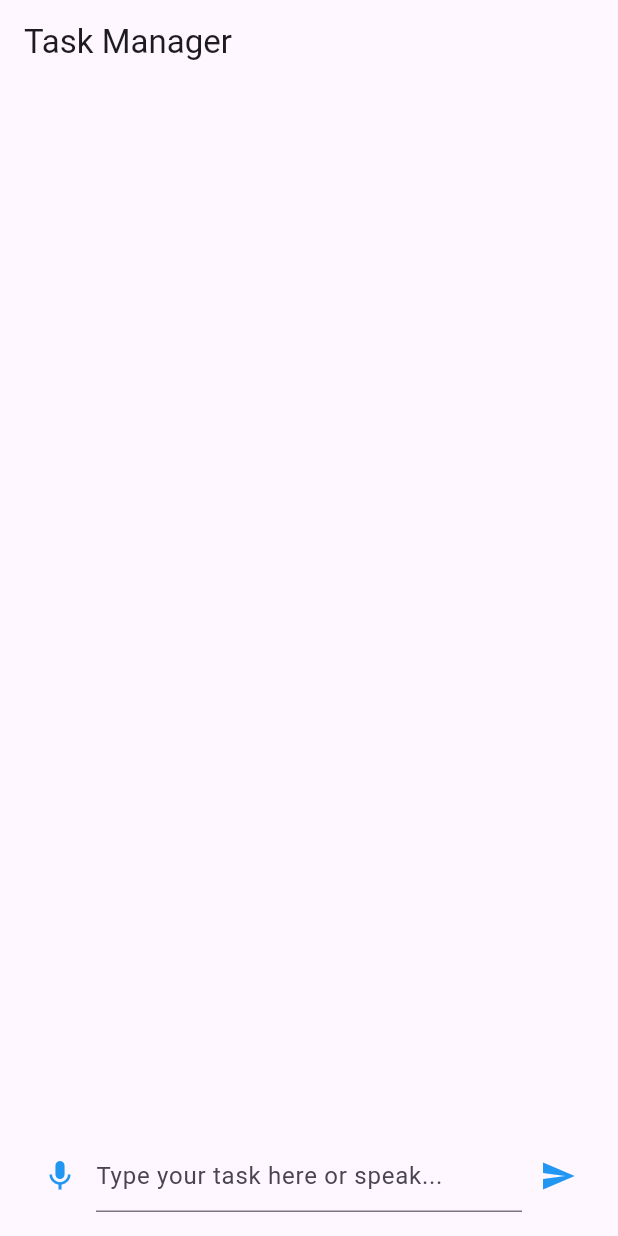
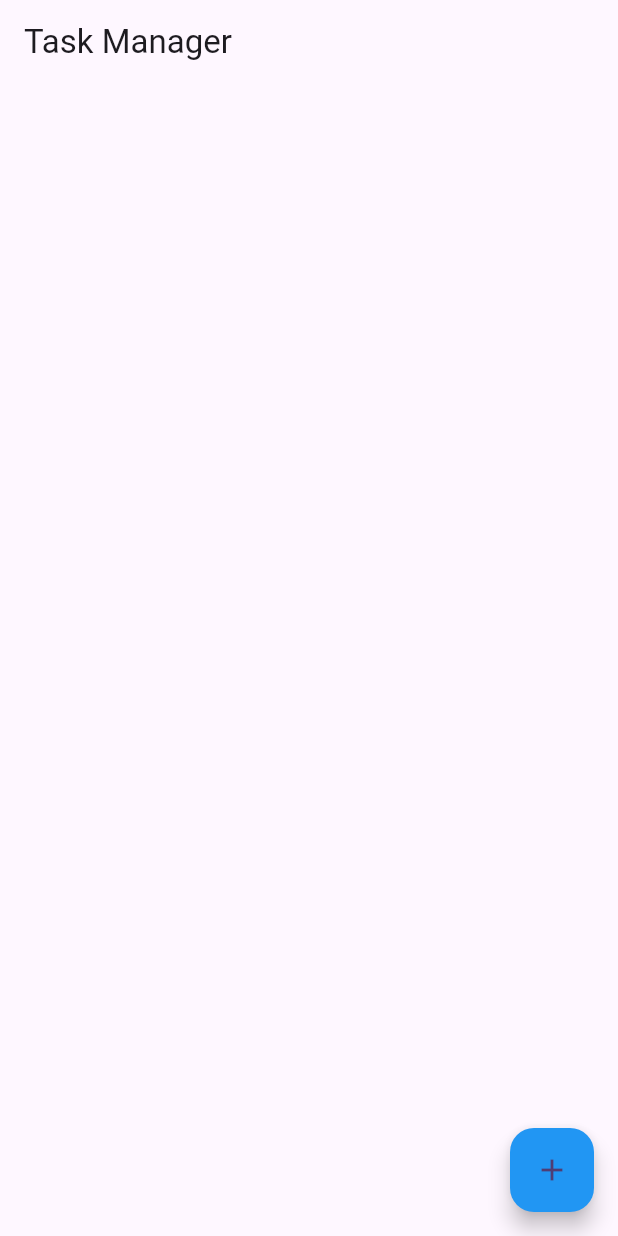
Before and after one commit to SalilMonga/cheesecakeFactory, a Flutter app: the TaskScreen screen opened directly, on a phone screen of 412 x 824 dp. Run offline on Flutter 3.47's test engine with Material 3 defaults, Android fonts, the phone set to English and light mode, and no system bars; our stand-ins replace speech_to_text.

Commit message:
updated changes to the task button

```diff
--- a/cheesecakefactory/lib/taskbutton.dart
+++ b/cheesecakefactory/lib/taskbutton.dart
@@ -26,6 +26,7 @@ class _TaskScreenState extends State<TaskScreen> {
   TextEditingController _controller = TextEditingController();
   stt.SpeechToText _speech = stt.SpeechToText();
   bool _isListening = false;
+  bool _isInputVisible = false; // To control input visibility
 
   void _addTask() {
     if (_controller.text.isNotEmpty) {
@@ -33,6 +34,9 @@ class _TaskScreenState extends State<TaskScreen> {
         tasks.add(_controller.text);
       });
       _controller.clear();  // Clear the text input field
+      setState(() {
+        _isInputVisible = false; // Hide input field after adding the task
+      });
     }
   }
 
@@ -66,11 +70,19 @@ class _TaskScreenState extends State<TaskScreen> {
     });
   }
 
+  void _cancelInput() {
+    setState(() {
+      _isInputVisible = false; // Hide input field
+    });
+  }
+
   @override
   Widget build(BuildContext context) {
     return Scaffold(
       appBar: AppBar(title: const Text('Task Manager')),
-      body: Column(
+      body: Stack(
+        children: [
+          Column(
             children: [
               Expanded(
                 child: ListView.builder(
@@ -92,9 +104,53 @@ class _TaskScreenState extends State<TaskScreen> {
                   },
                 ),
               ),
-          Padding(
+            ],
+          ),
+          if (_isInputVisible)
+            Center(
+              child: Container(
+                width: 350, // Make the container wider
+                height: 400, // Make the container taller (2x bigger)
+                decoration: BoxDecoration(
+                  color: Colors.white,
+                  borderRadius: BorderRadius.circular(16.0),
+                  boxShadow: [
+                    BoxShadow(
+                      color: Colors.black.withOpacity(0.2),
+                      spreadRadius: 2,
+                      blurRadius: 8,
+                    ),
+                  ],
+                ),
+                child: Padding(
                   padding: const EdgeInsets.all(16.0),
-            child: Row(
+                  child: Column(
+                    crossAxisAlignment: CrossAxisAlignment.start,
+                    children: [
+                      Center(
+                        child: Text(
+                          'Create a Task!',
+                          style: TextStyle(
+                            fontSize: 20,
+                            fontWeight: FontWeight.bold,
+                            color: Colors.blue,
+                          ),
+                        ),
+                      ),
+                      Row(
+                        mainAxisAlignment: MainAxisAlignment.end,
+                        children: [
+                          IconButton(
+                            icon: const Icon(Icons.close, color: Colors.red),
+                            onPressed: _cancelInput,
+                          ),
+                        ],
+                      ),
+                      Expanded( // This will push the mic, text box, and send button to the bottom
+                        child: Column(
+                          mainAxisAlignment: MainAxisAlignment.end,
+                          children: [
+                            Row(
                               children: [
                                 IconButton(
                                   icon: Icon(
@@ -117,8 +173,26 @@ class _TaskScreenState extends State<TaskScreen> {
                                 ),
                               ],
                             ),
+                          ],
+                        ),
                       ),
                     ],
+                  ),
+                ),
+              ),
+            ),
+        ],
+      ),
+      floatingActionButton: _isInputVisible
+          ? null // Hide the FAB when input is visible
+          : FloatingActionButton(
+              onPressed: () {
+                setState(() {
+                  _isInputVisible = !_isInputVisible; // Toggle the visibility of input
+                });
+              },
+              child: const Icon(Icons.add),
+              backgroundColor: Colors.blue,
             ),
     );
   }
```
Lines whose indentation alone changed are shown as unchanged.
